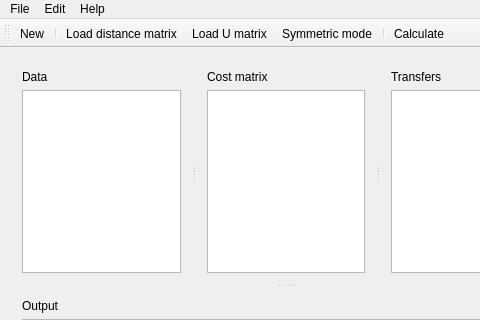
Qt form src/mainwindow.ui (lomagno/scalc) before a commit; both pictures show x 0 to 480 and y 0 to 320 of the 572 by 546 pixel window.
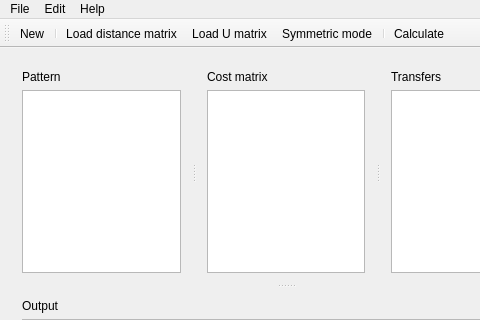
The same form after that commit. Icons and pictures are not drawn. Custom widgets are drawn as their Qt base class.

```diff
--- a/src/mainwindow.ui
+++ b/src/mainwindow.ui
@@ -33,7 +33,7 @@
          <item>
           <widget class="QLabel" name="dataLabel">
            <property name="text">
-            <string>Data</string>
+            <string>Pattern</string>
            </property>
           </widget>
          </item>
```
Left out of the diff: 28 changed lines with no effect on the pictures.
